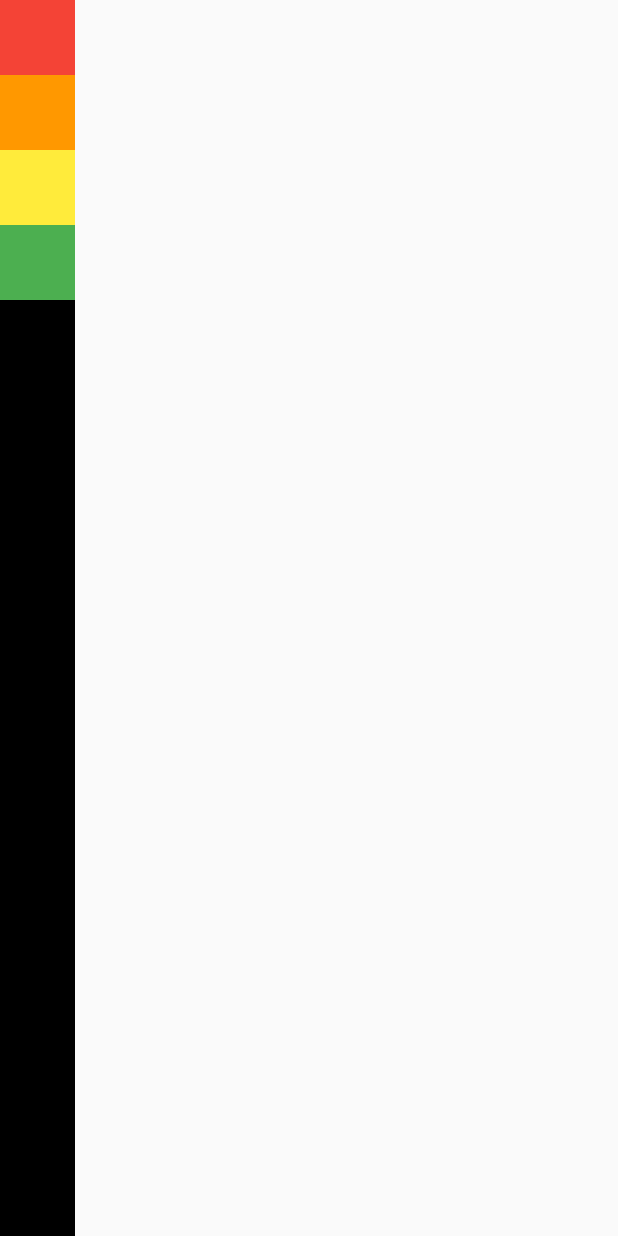
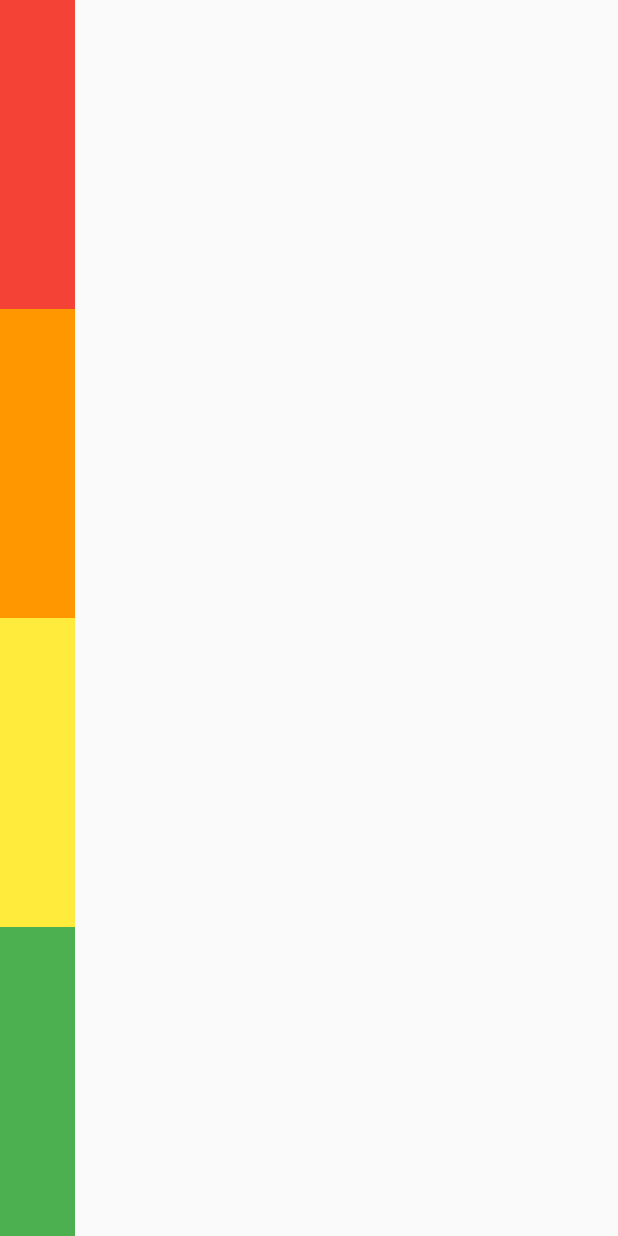
Before and after one commit to Jungma1/flutter-tutorial-lv1, a Flutter app: the screen it shows after launch, on a phone screen of 412 x 824 dp. Run offline on Flutter 3.47's test engine with Material 2 defaults, Android fonts, the phone set to English and light mode, and no system bars.

Commit message:
feat: done :)

```diff
--- a/row_and_column/lib/screen/home_screen.dart
+++ b/row_and_column/lib/screen/home_screen.dart
@@ -10,27 +10,57 @@ class HomeScreen extends StatelessWidget {
         bottom: false,
         child: Container(
           color: Colors.black,
+          // height: MediaQuery.of(context).size.height,
           child: Column(
+            // MainAxisAlignment - 주축 정렬
+            // start - 시작
+            // end - 끝
+            // center - 가운데
+            // spaceBetween - 위젯과 위젯의 사이가 동일하게 배치된다.
+            // spaceEvenly - 위젯을 같은 간격으로 배치하지만 끝과 끝에도 위젯이 아닌 빈 간격으로 시작한다.
+            // spaceAround - spaceEvenly + 끝과 끝의 간격은 1/2
+            mainAxisAlignment: MainAxisAlignment.start,
+
+            // CrossAxisAlignment - 반대축 정렬
+            // start - 시작
+            // end - 끝
+            // center - 가운데(기본값)
+            // stretch - 최대한으로 늘린다.
+            crossAxisAlignment: CrossAxisAlignment.start,
+
+            // MainAxisSize - 주축 크기
+            // max - 최대
+            // min - 최소
+            mainAxisSize: MainAxisSize.max,
             children: [
-              Container(
+              // Expanded / Flexible
+              Expanded(
+                child: Container(
                   color: Colors.red,
                   width: 50.0,
                   height: 50.0,
                 ),
-              Container(
+              ),
+              Expanded(
+                child: Container(
                   color: Colors.orange,
                   width: 50.0,
                   height: 50.0,
                 ),
-              Container(
+              ),
+              Expanded(
+                child: Container(
                   color: Colors.yellow,
                   width: 50.0,
                   height: 50.0,
                 ),
-              Container(
+              ),
+              Expanded(
+                child: Container(
                   color: Colors.green,
                   width: 50.0,
                   height: 50.0,
+                ),
               ),
             ],
           ),
```
Lines whose indentation alone changed are shown as unchanged.
